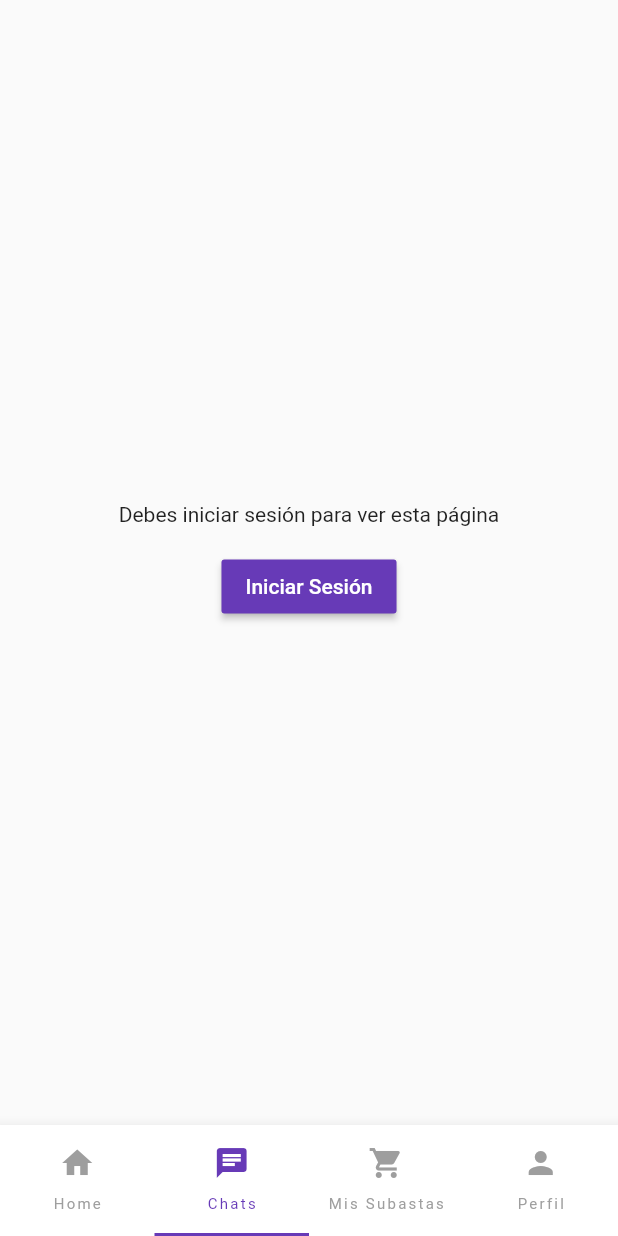
After one commit to Subbi-ITBA/subbi-user-app, a Flutter app: the screen it shows after launch, item 2 of the bottom bar chosen, on a phone screen of 412 x 824 dp. The commit adds this screen. Run offline on Flutter 3.47's test engine with Material 2 defaults, Android fonts, the phone set to English and light mode, and no system bars; our stand-ins replace firebase_auth, firebase_remote_config, google_sign_in; accounts and stored records are empty.

Commit message:
- Created tabs - Moved login request to appropiate screens - Changed ServerApi host/port config method - Changed ErrorLogger for always throwing exceptions

```diff
--- a/lib/apis/server_api.dart
+++ b/lib/apis/server_api.dart
@@ -1,6 +1,7 @@
 import 'dart:convert';
 import 'dart:io';
 import 'package:flutter/widgets.dart';
+import 'package:subbi/apis/remote_config_api.dart';
 import 'package:subbi/others/error_logger.dart';
 
 class ServerApi{
@@ -9,17 +10,17 @@ class ServerApi{
 
   ServerApi._internal();
 
-  factory ServerApi.instance({bool testMode=false, HttpClient httpClient}){
-    _singleton.host = '192.168.0.100';//testMode ? 'test' : RemoteConfigApi.instance().serverURL;
-    _singleton.client = httpClient ?? HttpClient();
-    _singleton.port = 3000;//testMode ? 80 : RemoteConfigApi.instance().serverPort;
+  factory ServerApi.instance(){
+    host = host ?? RemoteConfigApi.instance().serverURL;
+    client = client ?? HttpClient();
+    port = port ?? RemoteConfigApi.instance().serverPort;
     return _singleton;
   }
 
-  String host;
-  int port;
-  int signUpStatusCode = 404;
-  HttpClient client;
+  static String host;
+  static int port;
+  static HttpClient client;
+  static int signUpStatusCode = 404;
 
   Cookie sessionCookie;
 
--- a/lib/main.dart
+++ b/lib/main.dart
@@ -1,21 +1,24 @@
+import 'package:firebase_auth/firebase_auth.dart';
 import 'package:flutter/material.dart';
 import 'package:provider/provider.dart';
-import 'package:subbi/apis/server_api.dart';
 import 'package:subbi/screens/loading_screen.dart';
-import 'package:subbi/screens/login/signin_screen.dart';
+import 'package:subbi/screens/main_screen.dart';
 import 'apis/remote_config_api.dart';
+import 'apis/server_api.dart';
 import 'models/user.dart';
 
 void main() => runApp(MyApp());
 
 class MyApp extends StatelessWidget {
 
+  final User user = User();
+
   @override
   Widget build(BuildContext context) {
 
     return ChangeNotifierProvider<User>(
       key: GlobalKey(),
-      create: (context) => User(),
+      create: (context) => user,
       child: MaterialApp(
 
         theme: ThemeData(
@@ -27,6 +30,17 @@ class MyApp extends StatelessWidget {
             title: Theme.of(context).textTheme.title.copyWith(
               color: Colors.deepPurple
             )
+          ),
+
+          buttonTheme: Theme.of(context).buttonTheme.copyWith(
+            buttonColor: Colors.deepPurple,
+            textTheme: ButtonTextTheme.primary
+          ),
+
+          tabBarTheme: Theme.of(context).tabBarTheme.copyWith(
+            labelStyle: Theme.of(context).textTheme.overline,
+            unselectedLabelStyle: Theme.of(context).textTheme.overline,
+            labelPadding: EdgeInsets.all(0)
           )
 
         ),
@@ -38,7 +52,7 @@ class MyApp extends StatelessWidget {
             switch(snapshot.connectionState){
 
               case ConnectionState.done:
-                return SigninScreen();
+                return MainScreen();
 
               default:
                 return LoadingScreen();
@@ -61,46 +75,12 @@ class MyApp extends StatelessWidget {
 
   Future<void> loadApp(BuildContext context) async{
 
-    // GlobalKey<FormFieldState> urlKey = GlobalKey<FormFieldState>();
-    // GlobalKey<FormFieldState> portKey = GlobalKey<FormFieldState>();
+    user.loadCurrentUser();
 
-    // Map<String, String> conf = await showDialog(
-    //   context: context,
-    //   child: AlertDialog(
-    //     content: Form(
-    //       child: Column(
-    //         children: [
-    //           TextField(
-    //             key: urlKey,
-    //             decoration: const InputDecoration(
-    //               hintText: 'URL',
-    //             ),
-    //           ),
-    //           TextField(
-    //             key: portKey,
-    //             decoration: const InputDecoration(
-    //               hintText: 'Port',
-    //             ),
-    //           ),
-    //           OutlineButton(
-    //             child: Text('Continuar'),
-    //             onPressed: (){
-    //               Navigator.of(context).pop({
-    //                 'url': urlKey.currentState.value,
-    //                 'port': urlKey.currentState.value
-    //               });
-    //             },
-    //           )
-    //         ]
-    //       ),
-    //     ),
-    //   )
-    // );
+    ServerApi.host = '192.168.0.100';
+    ServerApi.port = 3000;
 
-    // ServerApi.instance().host = 'localhost';//conf['url'];
-    // ServerApi.instance().port = 3000;//int.parse(conf['port']);
-
-    // await RemoteConfigApi.instance().initialize();
+    await RemoteConfigApi.instance().initialize();
 
   }
 
--- a/lib/models/user.dart
+++ b/lib/models/user.dart
@@ -29,7 +29,16 @@ class User extends ChangeNotifier{
 
 
 
-  /* ------------------------------ FIRESTORE METHODS ------------------------------ */
+  /* ------------------------------ STORAGE METHODS ------------------------------ */
+
+  bool isSignedIn() => fbUser != null;
+
+
+  Future<void> loadCurrentUser() async{
+
+    this.fbUser = await FirebaseAuth.instance.currentUser();
+
+  }
 
 
   /* ----------------------------------------------------------------------------
--- a/lib/others/error_logger.dart
+++ b/lib/others/error_logger.dart
@@ -1,11 +1,10 @@
 class ErrorLogger{
 
-  static void log({String userId, String error, String context, bool throwException=true}) async{
+  static void log({String userId, String error, String context}) async{
 
     print(context+': '+error);
 
-    if(throwException)
-      throw Exception(context+': '+error);
+    throw Exception(context+': '+error);
 
   }
 
--- a/lib/screens/login/signin_boxes/email_signin_box.dart
+++ b/lib/screens/login/signin_boxes/email_signin_box.dart
@@ -157,7 +157,7 @@ class _EmailSignInBoxState extends State<EmailSignInBox> {
 
   void signUp() async {
 
-    setState(() {
+      setState(() {
         authState = 'loading';
       });
 
--- a/lib/screens/login/signup_screen.dart
+++ b/lib/screens/login/signup_screen.dart
@@ -432,7 +432,7 @@ class SignupScreen extends StatelessWidget{
 
     formKey.currentState.save();
 
-    User user = Provider.of<User>(context);
+    var user = Provider.of<User>(context);
 
     user.personalInfo = personalInfo;
 
--- /dev/null
+++ b/lib/screens/main_screen.dart
@@ -0,0 +1,59 @@
+import 'package:flutter/cupertino.dart';
+import 'package:flutter/material.dart';
+import 'package:subbi/screens/tabs/chat_screen.dart';
+import 'package:subbi/screens/tabs/home_screen.dart';
+import 'package:subbi/screens/tabs/own_auctions_screen.dart';
+import 'package:subbi/screens/tabs/own_profile_screen.dart';
+
+class MainScreen extends StatelessWidget{
+
+  @override
+  Widget build(BuildContext context) {
+
+    return DefaultTabController(
+      length: 4,
+      child: Scaffold(
+
+        bottomNavigationBar: BottomAppBar(
+          child: TabBar(
+            tabs: [
+              Tab(
+                text: 'Home',
+                icon: Icon(Icons.home)
+              ),
+              Tab(
+                text: 'Chats',
+                icon: Icon(Icons.chat),
+              ),
+              Tab(
+                text: 'Mis Subastas',
+                icon: Icon(Icons.shopping_cart)
+              ),
+              Tab(
+                text: 'Perfil',
+                icon: Icon(Icons.person),
+              )
+            ],
+            labelColor: Theme.of(context).accentColor,
+            unselectedLabelColor: Colors.grey,
+          )
+        ),
+
+        body: TabBarView(
+          children:[
+
+            HomeScreen(),
+
+            ChatScreen(),
+
+            OwnAuctionsScreen(),
+
+            OwnProfileScreen()
+
+          ],
+        )
+      ),
+    );
+  }
+
+}
--- /dev/null
+++ b/lib/screens/tabs/chat_screen.dart
@@ -0,0 +1,21 @@
+import 'package:flutter/material.dart';
+import 'package:flutter/widgets.dart';
+import 'package:provider/provider.dart';
+import 'package:subbi/models/user.dart';
+import 'package:subbi/screens/unauthenticated_box.dart';
+
+class ChatScreen extends StatelessWidget {
+
+  @override
+  Widget build(BuildContext context) {
+
+    var user = Provider.of<User>(context);
+
+    if(! user.isSignedIn())
+      return UnauthenticatedBox();
+
+    return Container();
+
+  }
+
+}
--- /dev/null
+++ b/lib/screens/unauthenticated_box.dart
@@ -0,0 +1,37 @@
+import 'package:flutter/material.dart';
+import 'login/signin_screen.dart';
+
+class UnauthenticatedBox extends StatelessWidget {
+
+  @override
+  Widget build(BuildContext context) {
+    return Column(
+      mainAxisAlignment: MainAxisAlignment.center,
+      children: <Widget>[
+
+        Padding(
+          padding: const EdgeInsets.all(8.0),
+          child: Text('Debes iniciar sesión para ver esta página'),
+        ),
+
+        Padding(
+          padding: const EdgeInsets.all(8.0),
+          child: RaisedButton(
+            child: Text('Iniciar Sesión'),
+            onPressed: (){
+
+              Navigator.of(context).push(
+                MaterialPageRoute(
+                  builder: (context) => SigninScreen()
+                )
+              );
+
+            },
+          ),
+        )
+
+      ],
+    );
+  }
+
+}
--- a/pubspec.yaml
+++ b/pubspec.yaml
@@ -19,7 +19,6 @@ environment:
 dependencies:
   flutter:
     sdk: flutter
-  cloud_firestore: ^0.13.4+2
   firebase_auth: ^0.15.5+3
   firebase_remote_config: ^0.3.0+3
   google_sign_in: ^4.1.1
```
Also changed, not shown: lib/screens/home_screen.dart (deleted, +0 -62 lines), lib/screens/login/signin_screen.dart (+1 -6 lines), lib/screens/tabs/home_screen.dart (added, +26 -0 lines), lib/screens/tabs/own_auctions_screen.dart (added, +21 -0 lines), lib/screens/tabs/own_profile_screen.dart (added, +21 -0 lines), pubspec.lock, 2 other files.
